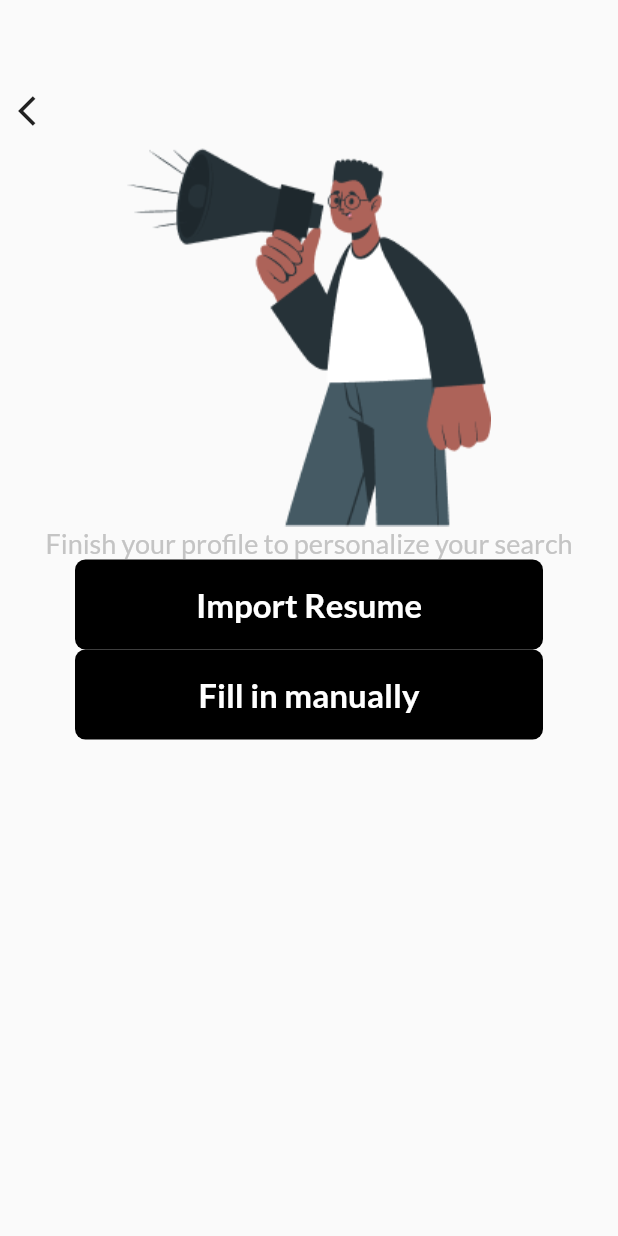
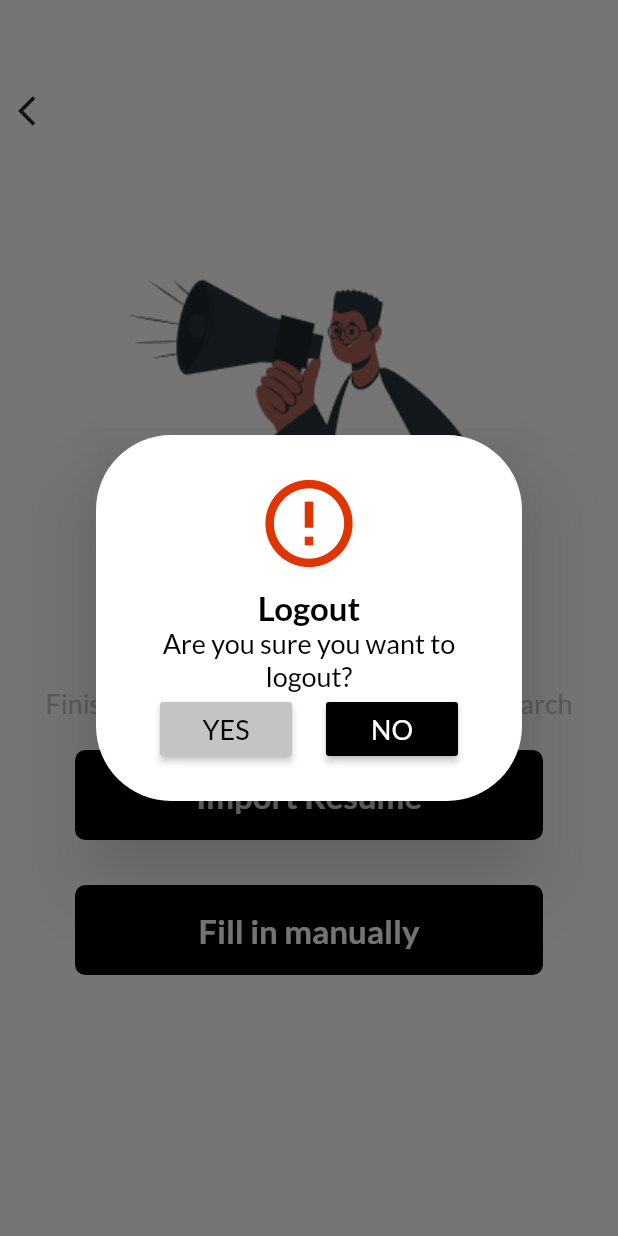
Before and after one commit to AnthonyAniobi/EmployMobileApplication, a Flutter app: the ImportResume screen opened directly, after a tap on the "arrow back ios" icon, on a phone screen of 412 x 824 dp. Run offline on Flutter 3.47's test engine with Material 2 defaults, Android fonts, the phone set to English and light mode, and no system bars; our stand-ins replace page_transition, smooth_page_indicator; missing offline and left inert: dart:ffi.

```diff
--- a/lib/main.dart
+++ b/lib/main.dart
@@ -1,4 +1,4 @@
-import 'package:employ/screens/intro_screen.dart';
+import 'package:employ/screens/select_user_type.dart';
 import 'package:flutter/material.dart';
 import 'package:flutter/services.dart';
 
@@ -23,7 +23,7 @@ class MyApp extends StatelessWidget {
       theme: ThemeData(
         primarySwatch: Colors.blue,
       ),
-      home: const IntroScreen(),
+      home: const SelectUserType(),
     );
   }
 }
--- a/lib/screens/import_resume/import_resume.dart
+++ b/lib/screens/import_resume/import_resume.dart
@@ -1,27 +1,60 @@
+import 'dart:ffi';
+
+import 'package:employ/constants/custom_colors.dart';
 import 'package:employ/constants/custom_fonts.dart';
 import 'package:employ/constants/custom_images.dart';
+import 'package:employ/screens/import_resume/widgets/logout_dialog.dart';
+import 'package:employ/screens/select_user_type.dart';
 import 'package:employ/widgets/custom_buttons.dart';
 import 'package:flutter/material.dart';
+import 'package:page_transition/page_transition.dart';
 
 class ImportResume extends StatelessWidget {
   const ImportResume({Key? key}) : super(key: key);
 
+  Future<void> _goBack(BuildContext context) async {
+    bool _logout = await showDialog<bool>(
+            context: context,
+            builder: (context) {
+              return LogoutWarning();
+            }) ??
+        false;
+    if (_logout) {
+      Navigator.pushAndRemoveUntil(
+          context,
+          PageTransition(
+            type: PageTransitionType.fade,
+            child: SelectUserType(),
+          ),
+          (route) => false);
+    }
+  }
+
   @override
   Widget build(BuildContext context) {
     return Scaffold(
+      backgroundColor: CColor.white,
       body: Column(
         children: [
           const SizedBox(height: 50),
           Row(
             children: [
               IconButton(
-                  onPressed: () {}, icon: const Icon(Icons.arrow_back_ios)),
+                  onPressed: () {
+                    _goBack(context);
+                  },
+                  icon: const Icon(Icons.arrow_back_ios)),
             ],
           ),
+          const Spacer(flex: 1),
           Image.asset(CImg.announce),
+          const SizedBox(height: 20),
           CFont.secondary('Finish your profile to personalize your search'),
+          const SizedBox(height: 20),
           CButton.primary(text: 'Import Resume', onPressed: () {}),
+          const SizedBox(height: 30),
           CButton.primary(text: 'Fill in manually', onPressed: () {}),
+          const Spacer(flex: 2),
         ],
       ),
     );
--- /dev/null
+++ b/lib/screens/import_resume/widgets/logout_dialog.dart
@@ -0,0 +1,53 @@
+import 'package:employ/constants/custom_colors.dart';
+import 'package:employ/constants/custom_fonts.dart';
+import 'package:flutter/material.dart';
+
+class LogoutWarning extends StatelessWidget {
+  const LogoutWarning({Key? key}) : super(key: key);
+
+  void _logoutResponse(BuildContext context, bool result) {
+    Navigator.pop(context, result);
+  }
+
+  @override
+  Widget build(BuildContext context) {
+    return Dialog(
+      backgroundColor: Colors.transparent,
+      child: Container(
+        width: 284,
+        height: 244,
+        padding: EdgeInsets.all(20),
+        decoration: BoxDecoration(
+          color: CColor.white,
+          borderRadius: BorderRadius.circular(50),
+        ),
+        child: Column(
+          children: [
+            const Spacer(),
+            const Icon(Icons.error_outline, color: CColor.red, size: 70),
+            const Spacer(flex: 2),
+            // Icon(Icons.check_circle_outline)
+            CFont.primary('Logout'),
+            CFont.secondary('Are you sure you want to logout?',
+                color: CColor.black),
+            Row(mainAxisAlignment: MainAxisAlignment.spaceEvenly, children: [
+              MaterialButton(
+                  onPressed: () {
+                    _logoutResponse(context, true);
+                  },
+                  color: CColor.grey,
+                  child: CFont.secondary('YES', color: CColor.black)),
+              MaterialButton(
+                  onPressed: () {
+                    _logoutResponse(context, false);
+                  },
+                  color: CColor.black,
+                  child: CFont.secondary('NO', color: CColor.white))
+            ]),
+            const Spacer(),
+          ],
+        ),
+      ),
+    );
+  }
+}
```
Also changed, not shown: lib/screens/select_user_type.dart (renamed from lib/screens/intro_screen.dart, +4 -4 lines), lib/screens/signup_pages/signup_page.dart (+15 -2 lines), lib/screens/user_profile/profile_info.dart (added, +16 -0 lines).
